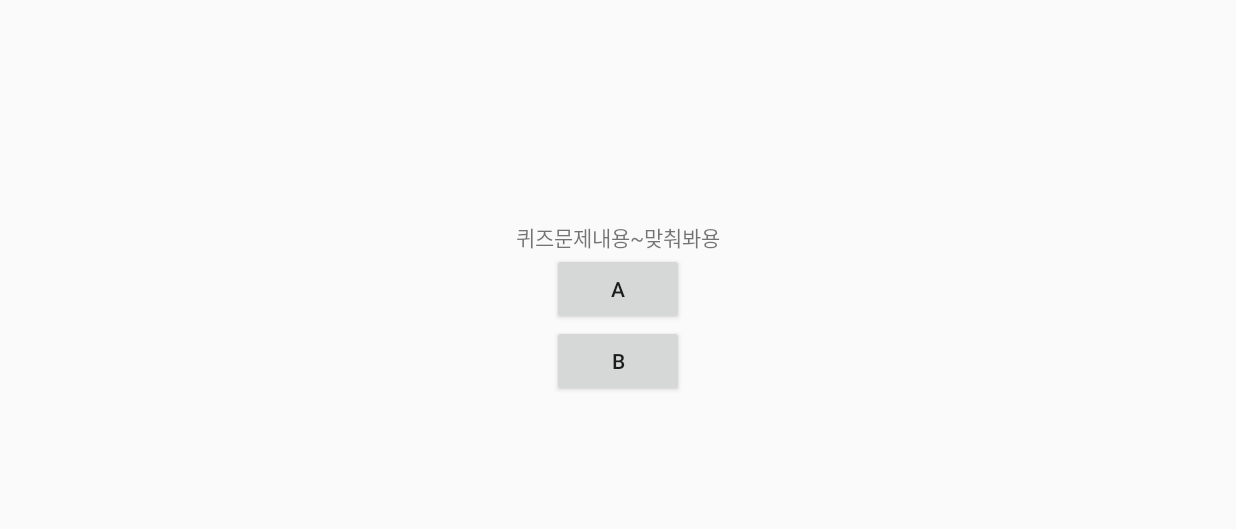
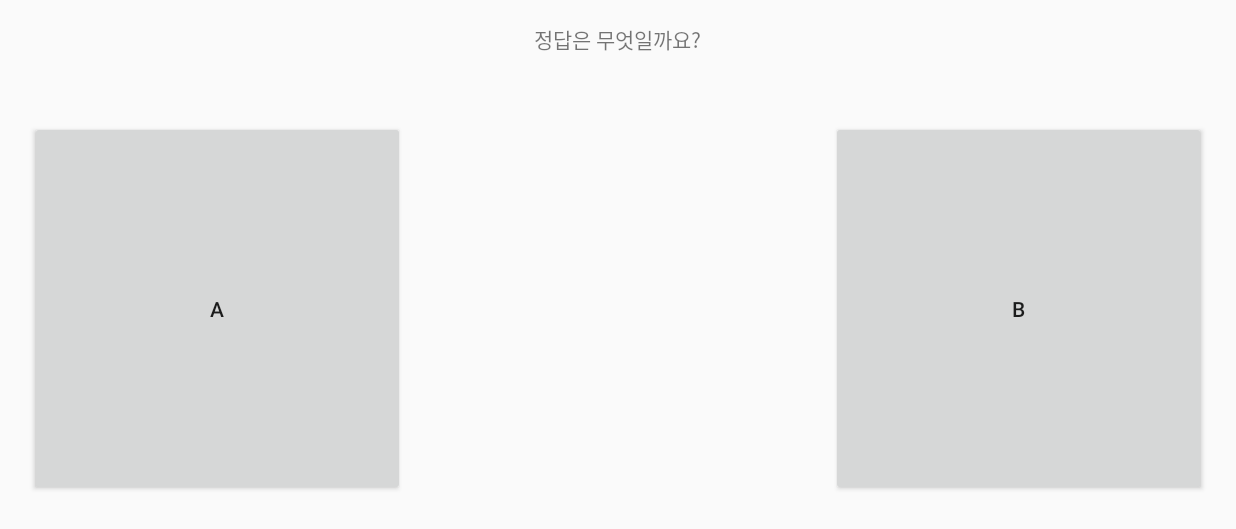
Before and after one commit to kmmmmmj/robotcode, an Android app: the QuizActivity screen opened directly, with no data from a screen before it, on a phone screen of 824 x 412 dp (held sideways). Shown: the top 529 px of the screen. Run offline under Robolectric (Android 15) with nearby library versions, the phone set to English and light mode, and no system bars.

Commit message:
activity_quiz

```diff
--- a/app/src/main/res/layout/activity_main.xml
+++ b/app/src/main/res/layout/activity_main.xml
@@ -10,8 +10,6 @@
         android:id="@+id/button_start_game"
         android:layout_width="295dp"
         android:layout_height="87dp"
-        android:layout_alignParentLeft="true"
-        android:layout_alignParentTop="true"
         android:layout_gravity="bottom|left|fill_horizontal"
         android:onClick="onClick"
         android:text="시작" />
--- a/app/src/main/res/layout/activity_quiz.xml
+++ b/app/src/main/res/layout/activity_quiz.xml
@@ -1,28 +1,41 @@
 <?xml version="1.0" encoding="utf-8"?>
-<LinearLayout
-    xmlns:android="http://schemas.android.com/apk/res/android"
+<LinearLayout xmlns:android="http://schemas.android.com/apk/res/android"
+    android:layout_height="match_parent"
+    android:layout_width="match_parent"
+    android:orientation="horizontal">
+
+
+    <RelativeLayout
+        android:id="@+id/lay_quiz"
         android:layout_width="match_parent"
         android:layout_height="match_parent"
-    android:orientation="vertical"
-    android:gravity="center">
-
+        android:layout_weight="1"
+        >
         <TextView
             android:id="@+id/Textview_quiz"
             android:layout_width="wrap_content"
             android:layout_height="wrap_content"
-     android:text="퀴즈문제내용~맞춰봐용"/>
+            android:layout_marginTop="15dp"
+            android:layout_centerHorizontal="true"
+            android:text="정답은 무엇일까요?" />
 
         <Button
             android:id="@+id/button_answer1"
-         android:layout_width="wrap_content"
-         android:layout_height="wrap_content"
-         android:text="A"/>
+            android:layout_width="250dp"
+            android:layout_height="250dp"
+            android:layout_centerVertical="true"
+            android:layout_marginLeft="20dp"
+            android:onClick="onClick"
+            android:text="A" />
 
         <Button
             android:id="@+id/button_answer2"
-        android:layout_width="wrap_content"
-        android:layout_height="wrap_content"
-        android:text="B"/>
-
-
+            android:layout_width="250dp"
+            android:layout_height="250dp"
+            android:layout_alignParentRight="true"
+            android:layout_centerVertical="true"
+            android:layout_marginRight="20dp"
+            android:onClick="onClick"
+            android:text="B" />
+    </RelativeLayout>
 </LinearLayout>
```
Also changed, not shown: app/src/main/res/layout/activity_start.xml (indentation only). Lines whose indentation alone changed are shown as unchanged.
